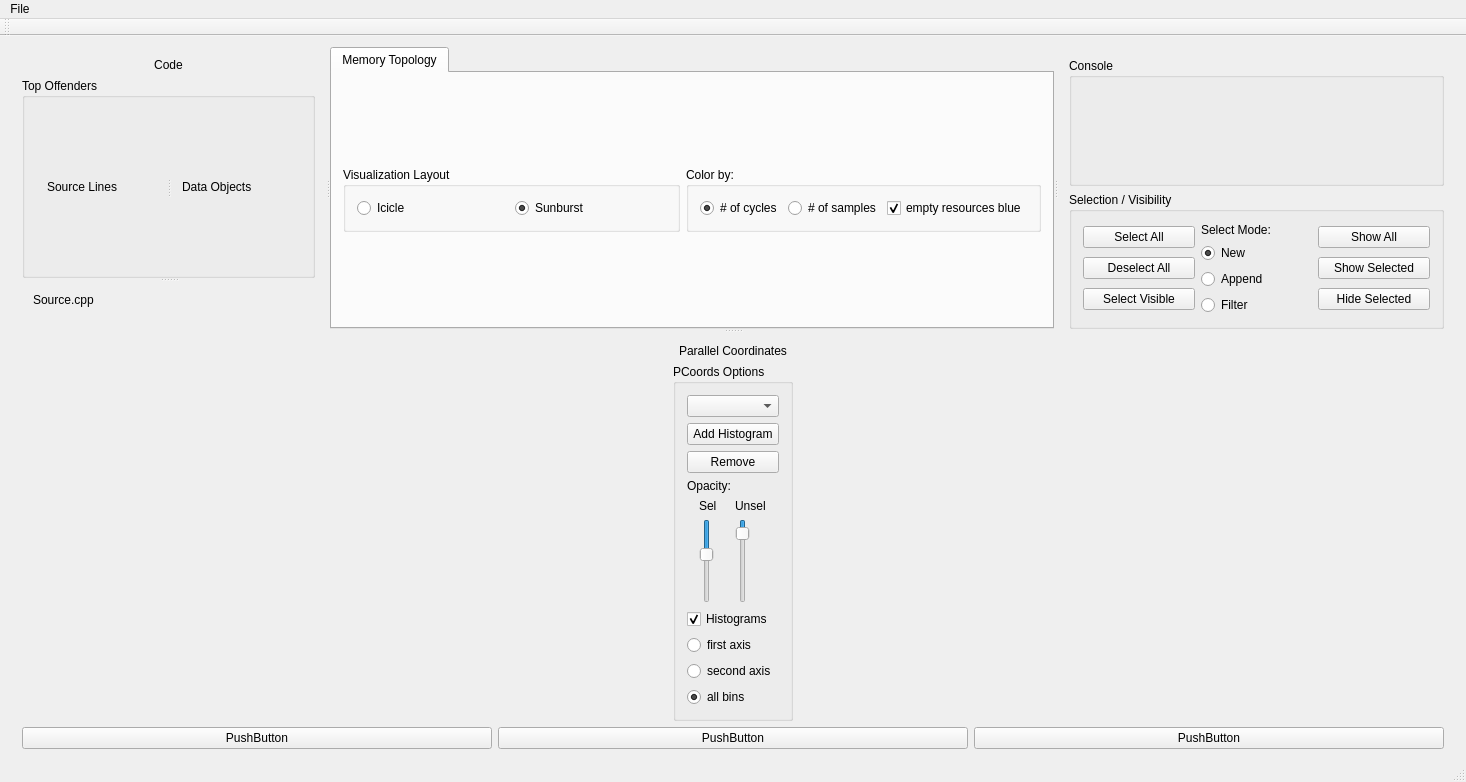
First picture: the form in src/form.ui, repository caps-tum/MemAxes, before the edit.
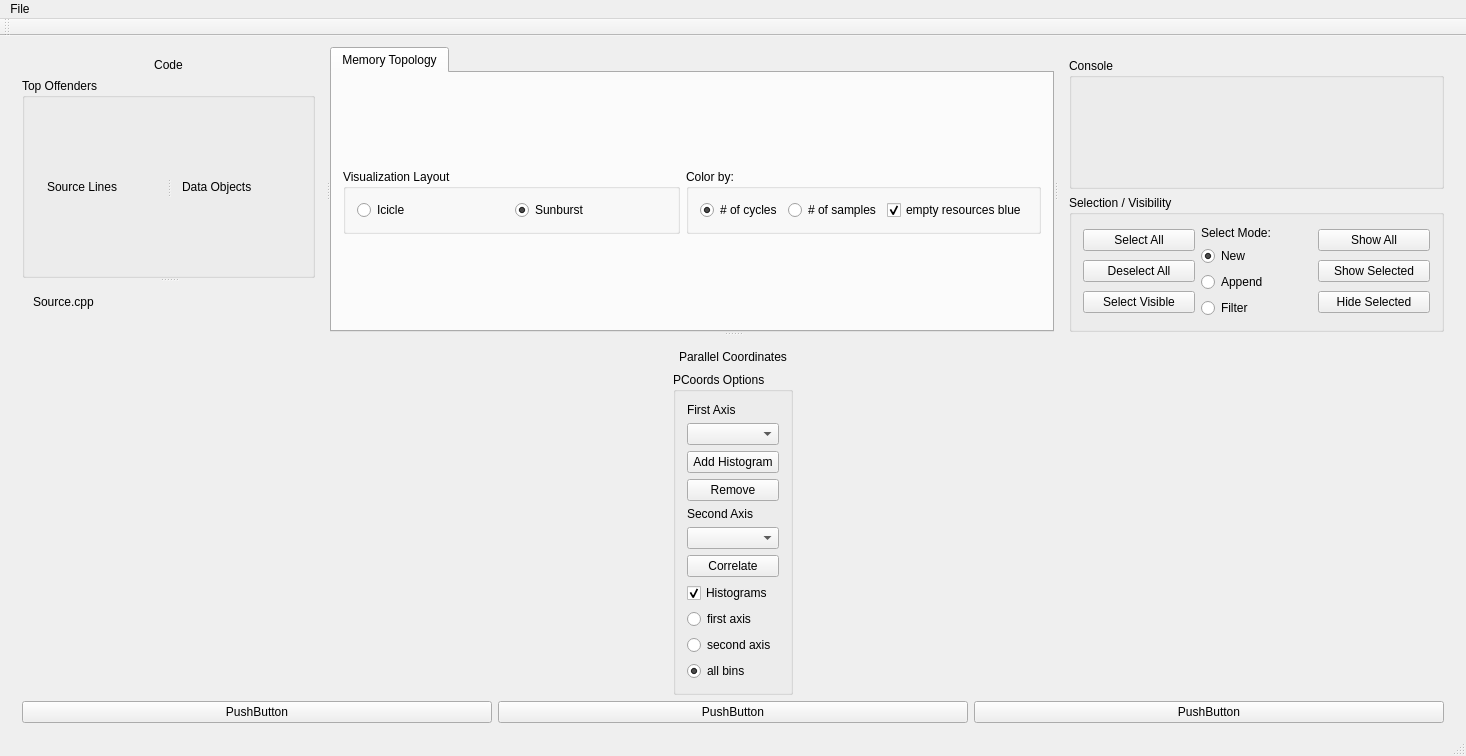
Second picture: the form after the edit.

Diff of the .ui file:
```diff
--- a/src/form.ui
+++ b/src/form.ui
@@ -384,7 +384,14 @@
             </property>
             <layout class="QVBoxLayout" name="verticalLayout_11">
              <item>
-              <widget class="QComboBox" name="comboBox"/>
+              <widget class="QLabel" name="opacityLabel">
+               <property name="text">
+                <string>First Axis</string>
+               </property>
+              </widget>
+             </item>
+             <item>
+              <widget class="QComboBox" name="axisComboBox1"/>
              </item>
              <item>
               <widget class="QPushButton" name="addHistogram">
@@ -401,123 +408,24 @@
               </widget>
              </item>
              <item>
-              <widget class="QLabel" name="opacityLabel">
+              <widget class="QLabel" name="label_2">
                <property name="text">
-                <string>Opacity:</string>
+                <string>Second Axis</string>
                </property>
               </widget>
              </item>
              <item>
-              <layout class="QHBoxLayout" name="opacityLayout">
-               <item>
-                <layout class="QVBoxLayout" name="selLayout">
-                 <property name="sizeConstraint">
-                  <enum>QLayout::SetFixedSize</enum>
-                 </property>
-                 <item>
-                  <widget class="QLabel" name="selLabel">
-                   <property name="sizePolicy">
-                    <sizepolicy hsizetype="Fixed" vsizetype="Preferred">
-                     <horstretch>0</horstretch>
-                     <verstretch>0</verstretch>
-                    </sizepolicy>
-                   </property>
-                   <property name="text">
-                    <string>Sel</string>
-                   </property>
-                  </widget>
-                 </item>
-                 <item>
-                  <widget class="QSlider" name="selOpacity">
-                   <property name="sizePolicy">
-                    <sizepolicy hsizetype="Fixed" vsizetype="Expanding">
-                     <horstretch>0</horstretch>
-                     <verstretch>0</verstretch>
-                    </sizepolicy>
-                   </property>
-                   <property name="maximumSize">
-                    <size>
-                     <width>16777215</width>
-                     <height>16777215</height>
-                    </size>
-                   </property>
-                   <property name="maximum">
-                    <number>999</number>
-                   </property>
-                   <property name="value">
-                    <number>400</number>
-                   </property>
-                   <property name="sliderPosition">
-                    <number>400</number>
-                   </property>
-                   <property name="orientation">
-                    <enum>Qt::Vertical</enum>
-                   </property>
-                   <property name="invertedAppearance">
-                    <bool>true</bool>
-                   </property>
-                   <property name="invertedControls">
-                    <bool>false</bool>
-                   </property>
-                  </widget>
-                 </item>
-                </layout>
-               </item>
-               <item>
-                <layout class="QVBoxLayout" name="unselLayout">
-                 <property name="sizeConstraint">
-                  <enum>QLayout::SetFixedSize</enum>
-                 </property>
-                 <item>
-                  <widget class="QLabel" name="unselLabel">
-                   <property name="sizePolicy">
-                    <sizepolicy hsizetype="Fixed" vsizetype="Fixed">
-                     <horstretch>0</horstretch>
-                     <verstretch>0</verstretch>
-                    </sizepolicy>
-                   </property>
-                   <property name="text">
-                    <string>Unsel</string>
-                   </property>
-                  </widget>
-                 </item>
-                 <item>
-                  <widget class="QSlider" name="unselOpacity">
-                   <property name="sizePolicy">
-                    <sizepolicy hsizetype="Fixed" vsizetype="Expanding">
-                     <horstretch>0</horstretch>
-                     <verstretch>0</verstretch>
-                    </sizepolicy>
-                   </property>
-                   <property name="maximumSize">
-                    <size>
-                     <width>16777215</width>
-                     <height>16777215</height>
-                    </size>
-                   </property>
-                   <property name="maximum">
-                    <number>999</number>
-                   </property>
-                   <property name="value">
-                    <number>100</number>
-                   </property>
-                   <property name="sliderPosition">
-                    <number>100</number>
-                   </property>
-                   <property name="orientation">
-                    <enum>Qt::Vertical</enum>
-                   </property>
-                   <property name="invertedAppearance">
-                    <bool>true</bool>
-                   </property>
-                   <property name="invertedControls">
-                    <bool>false</bool>
-                   </property>
-                  </widget>
-                 </item>
-                </layout>
-               </item>
-              </layout>
+              <widget class="QComboBox" name="axisComboBox2"/>
+             </item>
+             <item>
+              <widget class="QPushButton" name="correlateButton">
+               <property name="text">
+                <string>Correlate</string>
+               </property>
+              </widget>
+             </item>
+             <item>
+              <layout class="QHBoxLayout" name="opacityLayout"/>
              </item>
              <item>
               <widget class="QCheckBox" name="histogramBox">
```
